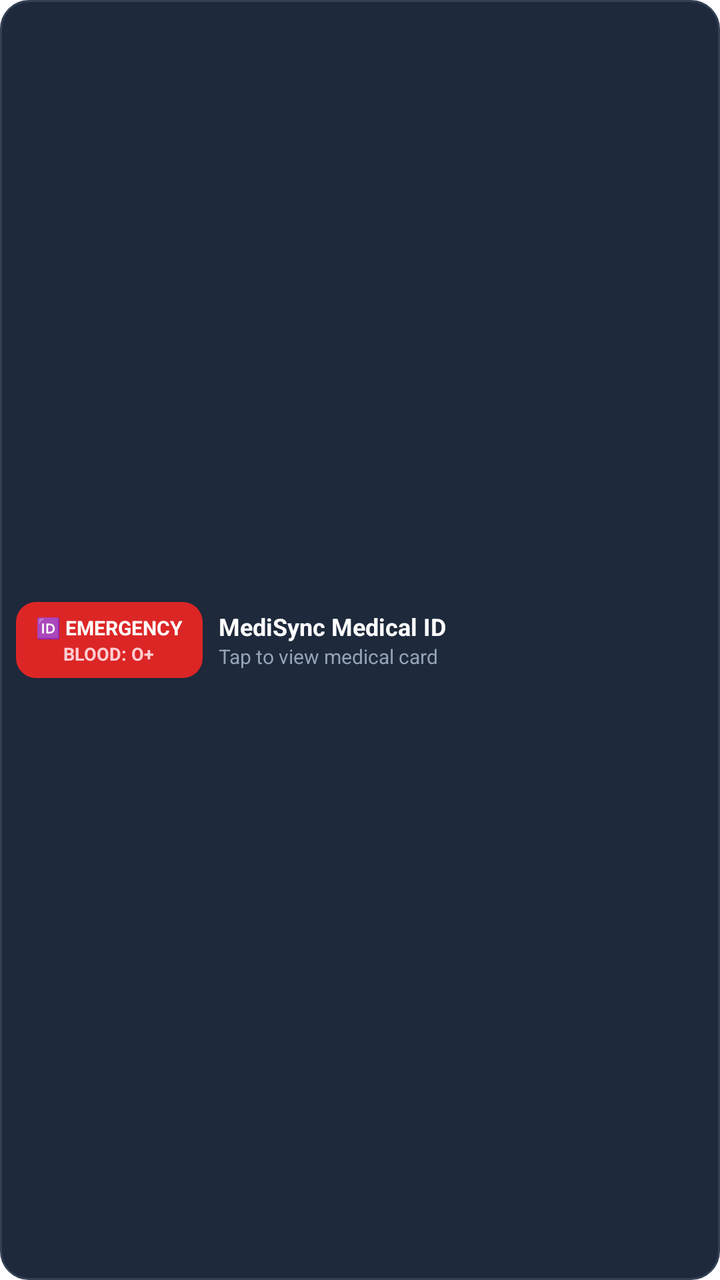
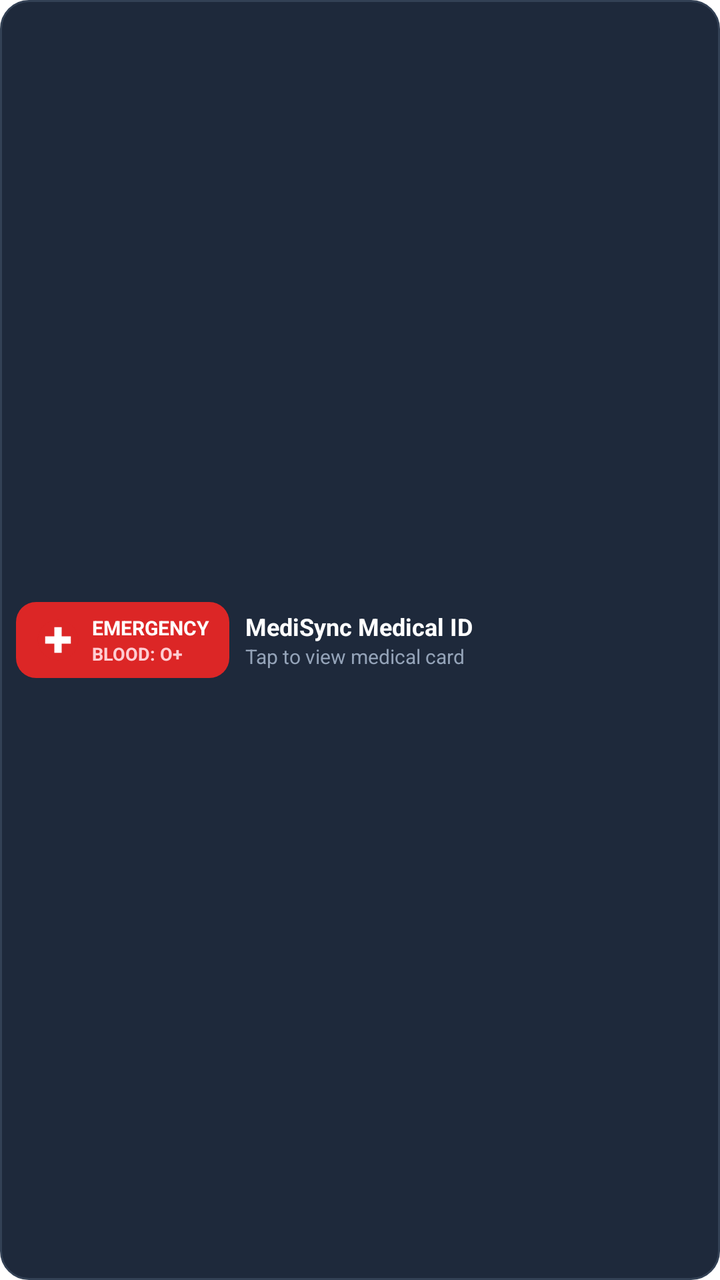

An Android layout rendered at two revisions. The XML below is the earlier revision; the diff shows what the commit changed to produce the second picture.
<!-- AndroidManifest.xml: fallback theme Theme.MaterialComponents.DayNight.NoActionBar -->
<!-- res/layout/widget_lockscreen_emergency.xml -->
<?xml version="1.0" encoding="utf-8"?>
<LinearLayout xmlns:android="http://schemas.android.com/apk/res/android"
    android:id="@+id/widget_root"
    android:layout_width="match_parent"
    android:layout_height="match_parent"
    android:orientation="horizontal"
    android:padding="8dp"
    android:background="@drawable/widget_background"
    android:gravity="center_vertical">

    <LinearLayout
        android:id="@+id/widget_emergency_btn"
        android:layout_width="wrap_content"
        android:layout_height="wrap_content"
        android:orientation="vertical"
        android:background="@drawable/widget_red_badge"
        android:paddingHorizontal="10dp"
        android:paddingVertical="6dp"
        android:gravity="center">

        <TextView
            android:layout_width="wrap_content"
            android:layout_height="wrap_content"
            android:text="🆔 EMERGENCY"
            android:textColor="#FFFFFF"
            android:textSize="10sp"
            android:textStyle="bold" />

        <TextView
            android:id="@+id/widget_blood_type"
            android:layout_width="wrap_content"
            android:layout_height="wrap_content"
            android:text="BLOOD: O+"
            android:textColor="#FFCDD2"
            android:textSize="9sp"
            android:textStyle="bold" />
    </LinearLayout>

    <LinearLayout
        android:id="@+id/widget_info_area"
        android:layout_width="0dp"
        android:layout_height="wrap_content"
        android:layout_weight="1"
        android:orientation="vertical"
        android:layout_marginStart="8dp"
        android:gravity="center_vertical">

        <TextView
            android:id="@+id/widget_patient_name"
            android:layout_width="wrap_content"
            android:layout_height="wrap_content"
            android:text="MediSync Medical ID"
            android:textColor="#FFFFFF"
            android:textSize="12sp"
            android:textStyle="bold"
            android:maxLines="1"
            android:ellipsize="end" />

        <TextView
            android:id="@+id/widget_next_dose"
            android:layout_width="wrap_content"
            android:layout_height="wrap_content"
            android:text="Tap to view medical card"
            android:textColor="#94A3B8"
            android:textSize="10sp"
            android:maxLines="1"
            android:ellipsize="end" />
    </LinearLayout>

</LinearLayout>
<!-- resources referenced by this layout -->
<resources>
  <!-- drawable widget_background (drawable) -->
  <?xml version="1.0" encoding="utf-8"?>
  <shape xmlns:android="http://schemas.android.com/apk/res/android"
      android:shape="rectangle">
      <solid android:color="#1E293B" />
      <corners android:radius="14dp" />
      <stroke
          android:width="1dp"
          android:color="#334155" />
  </shape>
  <!-- drawable widget_red_badge (drawable) -->
  <?xml version="1.0" encoding="utf-8"?>
  <shape xmlns:android="http://schemas.android.com/apk/res/android"
      android:shape="rectangle">
      <solid android:color="#DC2626" />
      <corners android:radius="10dp" />
  </shape>
</resources>

<!-- the commit's change to res/layout/widget_lockscreen_emergency.xml (unified diff, before → after) -->
@@ -12,28 +12,42 @@
         android:id="@+id/widget_emergency_btn"
         android:layout_width="wrap_content"
         android:layout_height="wrap_content"
-        android:orientation="vertical"
+        android:orientation="horizontal"
         android:background="@drawable/widget_red_badge"
         android:paddingHorizontal="10dp"
         android:paddingVertical="6dp"
         android:gravity="center">
 
-        <TextView
+        <ImageView
+            android:layout_width="22dp"
+            android:layout_height="22dp"
+            android:src="@drawable/ic_medical_emergency_logo"
+            android:contentDescription="Emergency Medical Logo" />
+
+        <LinearLayout
             android:layout_width="wrap_content"
             android:layout_height="wrap_content"
-            android:text="🆔 EMERGENCY"
-            android:textColor="#FFFFFF"
-            android:textSize="10sp"
-            android:textStyle="bold" />
+            android:orientation="vertical"
+            android:layout_marginStart="6dp"
+            android:gravity="center_vertical">
 
-        <TextView
-            android:id="@+id/widget_blood_type"
-            android:layout_width="wrap_content"
-            android:layout_height="wrap_content"
-            android:text="BLOOD: O+"
-            android:textColor="#FFCDD2"
-            android:textSize="9sp"
-            android:textStyle="bold" />
+            <TextView
+                android:layout_width="wrap_content"
+                android:layout_height="wrap_content"
+                android:text="EMERGENCY"
+                android:textColor="#FFFFFF"
+                android:textSize="10sp"
+                android:textStyle="bold" />
+
+            <TextView
+                android:id="@+id/widget_blood_type"
+                android:layout_width="wrap_content"
+                android:layout_height="wrap_content"
+                android:text="BLOOD: O+"
+                android:textColor="#FFCDD2"
+                android:textSize="9sp"
+                android:textStyle="bold" />
+        </LinearLayout>
     </LinearLayout>
 
     <LinearLayout
<!-- resource entries referenced after the edit -->
@@ -1,5 +1,21 @@
 <!-- resources referenced by this layout -->
 <resources>
+  <!-- drawable ic_medical_emergency_logo (drawable) -->
+  <?xml version="1.0" encoding="utf-8"?>
+  <vector xmlns:android="http://schemas.android.com/apk/res/android"
+      android:width="48dp"
+      android:height="48dp"
+      android:viewportWidth="48"
+      android:viewportHeight="48">
+      
+      <path
+          android:fillColor="#DC2626"
+          android:pathData="M24,2 C11.85,2 2,11.85 2,24 C2,36.15 11.85,46 24,46 C36.15,46 46,36.15 46,24 C46,11.85 36.15,2 24,2 Z" />
+      
+      <path
+          android:fillColor="#FFFFFF"
+          android:pathData="M20,10 L28,10 L28,20 L38,20 L38,28 L28,28 L28,38 L20,38 L20,28 L10,28 L10,20 L20,20 Z" />
+  </vector>
   <!-- drawable widget_background (drawable) -->
   <?xml version="1.0" encoding="utf-8"?>
   <shape xmlns:android="http://schemas.android.com/apk/res/android"
